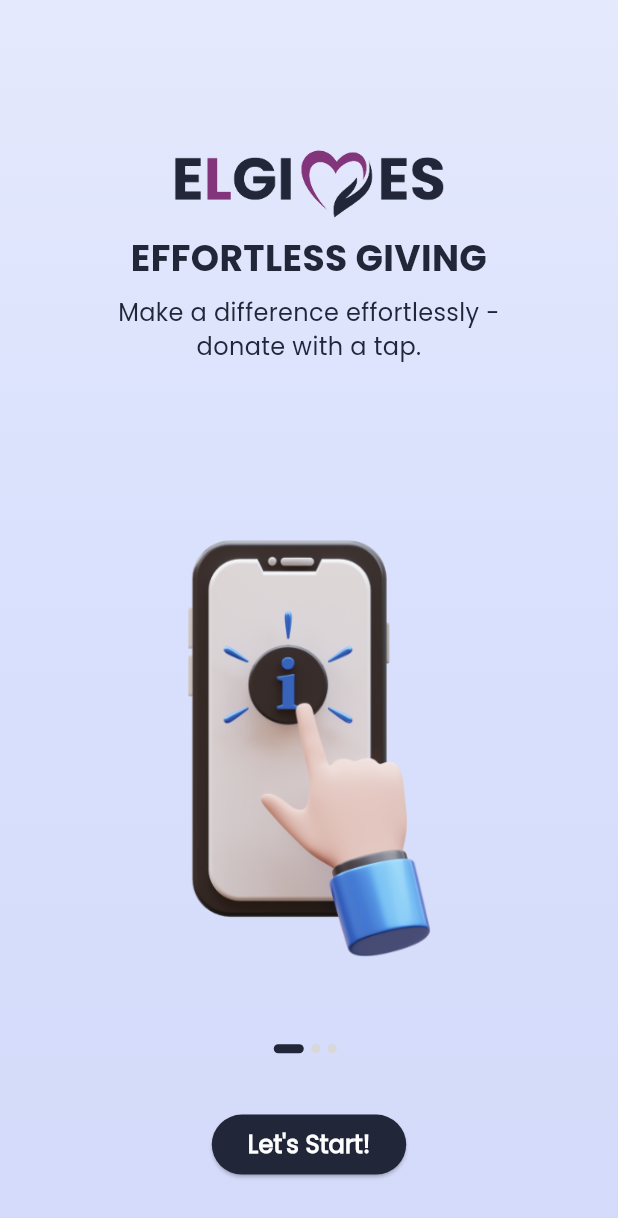
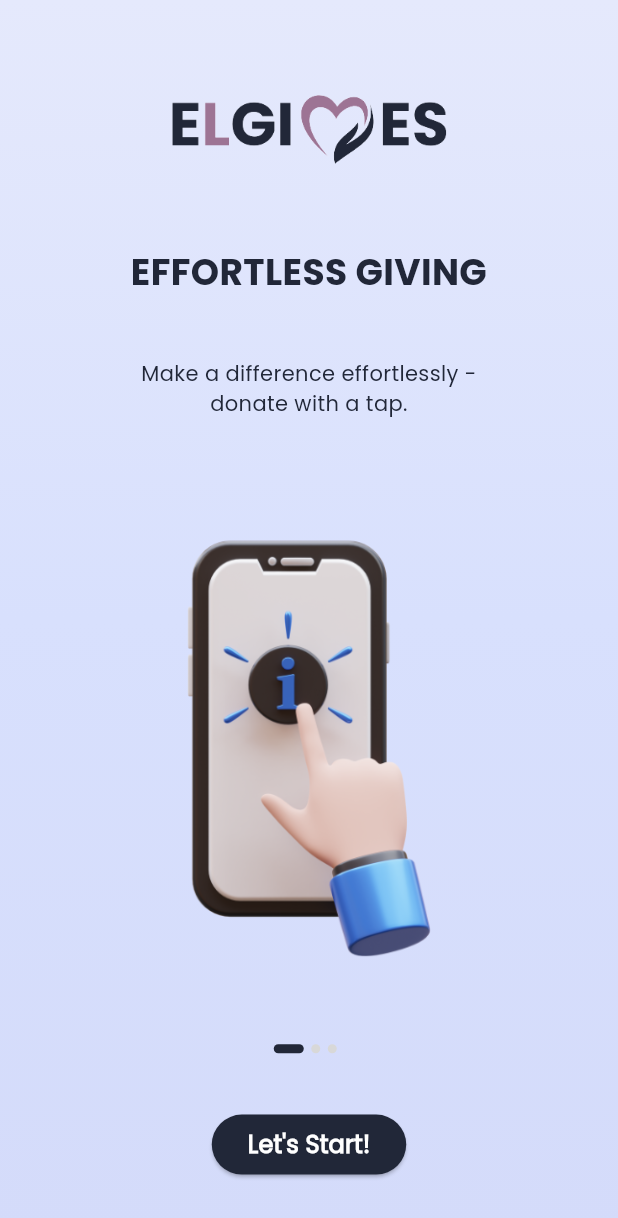
Before and after one commit to pvgonzales/cmsc23-group5-uv3l-project, a Flutter app: the screen it shows after launch, on a phone screen of 412 x 824 dp. Shown: the top 1218 px of the screen. Run offline on Flutter 3.47's test engine with Material 3 defaults, Android fonts, the phone set to English and light mode, and no system bars; our stand-ins replace cloud_firestore, firebase_auth, firebase_core, flutter_local_notifications, image_gallery_saver, image_picker and 3 more; missing offline and left inert: qr_code_scanner, telephony; accounts and stored records are empty.

Commit message:
refactor: changed app's logo

```diff
--- a/lib/screens/intro-screen/intro.dart
+++ b/lib/screens/intro-screen/intro.dart
@@ -60,13 +60,11 @@ class _IntroScreenState extends State<IntroScreen> {
                       children: <Widget>[
                         const Spacer(),
                         Image.asset(
-                          'assets/images/applogo2.png',
+                          'assets/images/applogo3.png',
                           width: 190,
                           fit: BoxFit.cover,
                         ),
-                        SizedBox(
-                          height: 15,
-                        ),
+                        const Spacer(flex: 1),
                         Text(
                           splashData[index]['title']!,
                           textAlign: TextAlign.center,
@@ -75,17 +73,17 @@ class _IntroScreenState extends State<IntroScreen> {
                             fontWeight: FontWeight.bold,
                             fontFamily: "MyFont3",
                             color: Color(0xFF212738),
-                            height: 0.8,
+                            height: 1,
                           ),
                         ),
                         SizedBox(
-                          height: 15,
+                          height: 45,
                         ),
                         Text(
                           splashData[index]['text']!,
                           textAlign: TextAlign.center,
                           style: TextStyle(
-                            fontSize: 16,
+                            fontSize: 14,
                             fontWeight: FontWeight.w400,
                             fontFamily: "MyFont1",
                             color: Color(0xFF212738),
```
Also changed, not shown: assets/images/applogo3.png (added).
